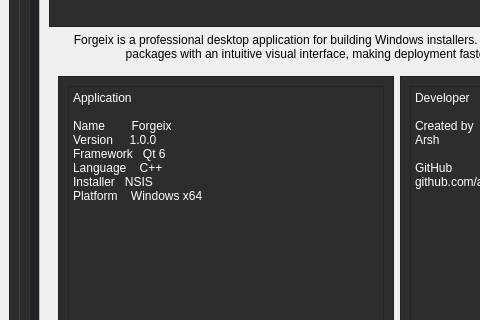
First picture: the form in mainwindow.ui, repository arshc0der/Forgeix-nsis-script-generator, before the edit; both pictures show x 0 to 480 and y 176 to 496 of the 800 by 700 pixel window.
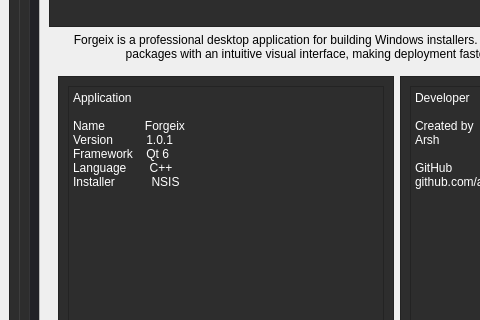
Second picture: the form after the edit. The open tabs and pages were chosen to show the change. Icons and pictures are not drawn.

```diff
--- a/mainwindow.ui
+++ b/mainwindow.ui
@@ -3219,7 +3219,7 @@
                  <property name="geometry">
                   <rect>
                    <x>0</x>
-                   <y>0</y>
+                   <y>-504</y>
                    <width>696</width>
                    <height>1016</height>
                   </rect>
@@ -3328,12 +3328,11 @@
                           <property name="plainText">
                            <string>Application
 
-Name        Forgeix
-Version     1.0.0
-Framework   Qt 6
-Language    C++
-Installer   NSIS
-Platform    Windows x64</string>
+Name            Forgeix
+Version          1.0.1
+Framework    Qt 6
+Language       C++
+Installer           NSIS</string>
                           </property>
                          </widget>
                         </item>
```
